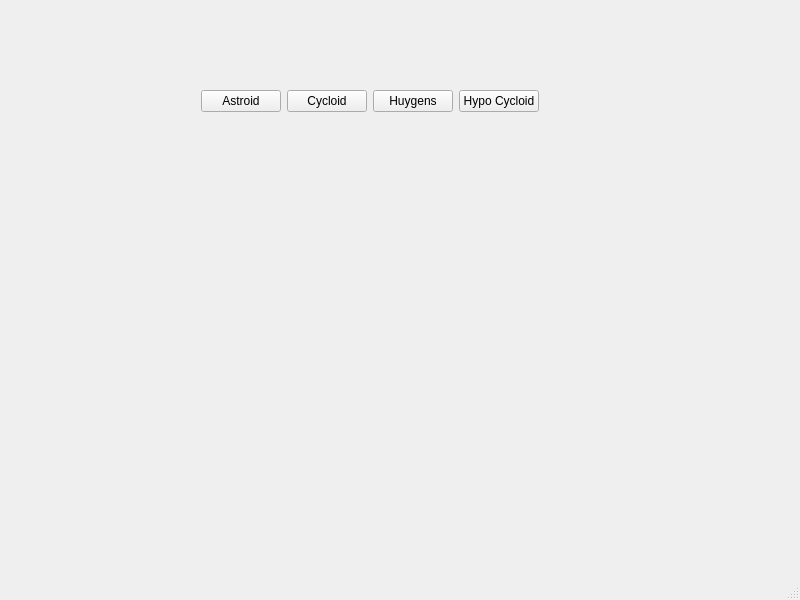
Before: the Qt Designer form mainwindow.ui in AdziuG/ShapeApp-Cpp-Qt, drawn with Qt 5.
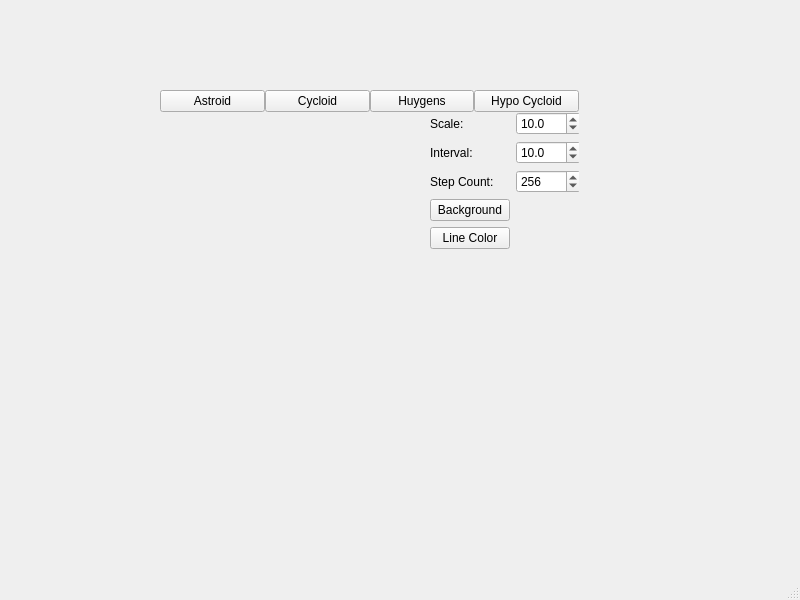
After: the same form once the commit is applied. Custom widgets are drawn as their Qt base class.

Commit message: add buttons, background and line colors

```diff
--- a/mainwindow.ui
+++ b/mainwindow.ui
@@ -14,7 +14,7 @@
    <string>MainWindow</string>
   </property>
   <widget class="QWidget" name="centralwidget">
-   <widget class="QWidget" name="">
+   <widget class="QWidget" name="layoutWidget">
     <property name="geometry">
      <rect>
       <x>160</x>
@@ -24,21 +24,11 @@
      </rect>
     </property>
     <layout class="QVBoxLayout" name="verticalLayout" stretch="1,3">
+     <property name="spacing">
+      <number>0</number>
+     </property>
      <item>
       <layout class="QHBoxLayout" name="horizontalLayout">
-       <item>
-        <spacer name="horizontalSpacer_2">
-         <property name="orientation">
-          <enum>Qt::Horizontal</enum>
-         </property>
-         <property name="sizeHint" stdset="0">
-          <size>
-           <width>40</width>
-           <height>20</height>
-          </size>
-         </property>
-        </spacer>
-       </item>
        <item>
         <widget class="QPushButton" name="btnAstroid">
          <property name="text">
@@ -67,23 +57,94 @@
          </property>
         </widget>
        </item>
-       <item>
-        <spacer name="horizontalSpacer">
-         <property name="orientation">
-          <enum>Qt::Horizontal</enum>
-         </property>
-         <property name="sizeHint" stdset="0">
-          <size>
-           <width>40</width>
-           <height>20</height>
-          </size>
-         </property>
-        </spacer>
-       </item>
       </layout>
      </item>
      <item>
-      <widget class="RenderArea" name="renderArea" native="true"/>
+      <widget class="RenderArea" name="renderArea" native="true">
+       <widget class="QWidget" name="">
+        <property name="geometry">
+         <rect>
+          <x>270</x>
+          <y>0</y>
+          <width>151</width>
+          <height>291</height>
+         </rect>
+        </property>
+        <layout class="QFormLayout" name="formLayout">
+         <item row="0" column="0">
+          <widget class="QLabel" name="label">
+           <property name="text">
+            <string>Scale:</string>
+           </property>
+          </widget>
+         </item>
+         <item row="0" column="1">
+          <widget class="QDoubleSpinBox" name="spinScale">
+           <property name="decimals">
+            <number>1</number>
+           </property>
+           <property name="singleStep">
+            <double>0.100000000000000</double>
+           </property>
+           <property name="value">
+            <double>10.000000000000000</double>
+           </property>
+          </widget>
+         </item>
+         <item row="1" column="0">
+          <widget class="QLabel" name="label_2">
+           <property name="text">
+            <string>Interval:</string>
+           </property>
+          </widget>
+         </item>
+         <item row="1" column="1">
+          <widget class="QDoubleSpinBox" name="spinIntervalLength">
+           <property name="decimals">
+            <number>1</number>
+           </property>
+           <property name="singleStep">
+            <double>0.100000000000000</double>
+           </property>
+           <property name="value">
+            <double>10.000000000000000</double>
+           </property>
+          </widget>
+         </item>
+         <item row="2" column="0">
+          <widget class="QLabel" name="label_3">
+           <property name="text">
+            <string>Step Count: </string>
+           </property>
+          </widget>
+         </item>
+         <item row="2" column="1">
+          <widget class="QSpinBox" name="spinCount">
+           <property name="maximum">
+            <number>512</number>
+           </property>
+           <property name="value">
+            <number>256</number>
+           </property>
+          </widget>
+         </item>
+         <item row="3" column="0">
+          <widget class="QPushButton" name="btnBackground">
+           <property name="text">
+            <string>Background</string>
+           </property>
+          </widget>
+         </item>
+         <item row="4" column="0">
+          <widget class="QPushButton" name="btnLineColor">
+           <property name="text">
+            <string>Line Color</string>
+           </property>
+          </widget>
+         </item>
+        </layout>
+       </widget>
+      </widget>
      </item>
     </layout>
    </widget>
```
The commit also changes 4 other files.
